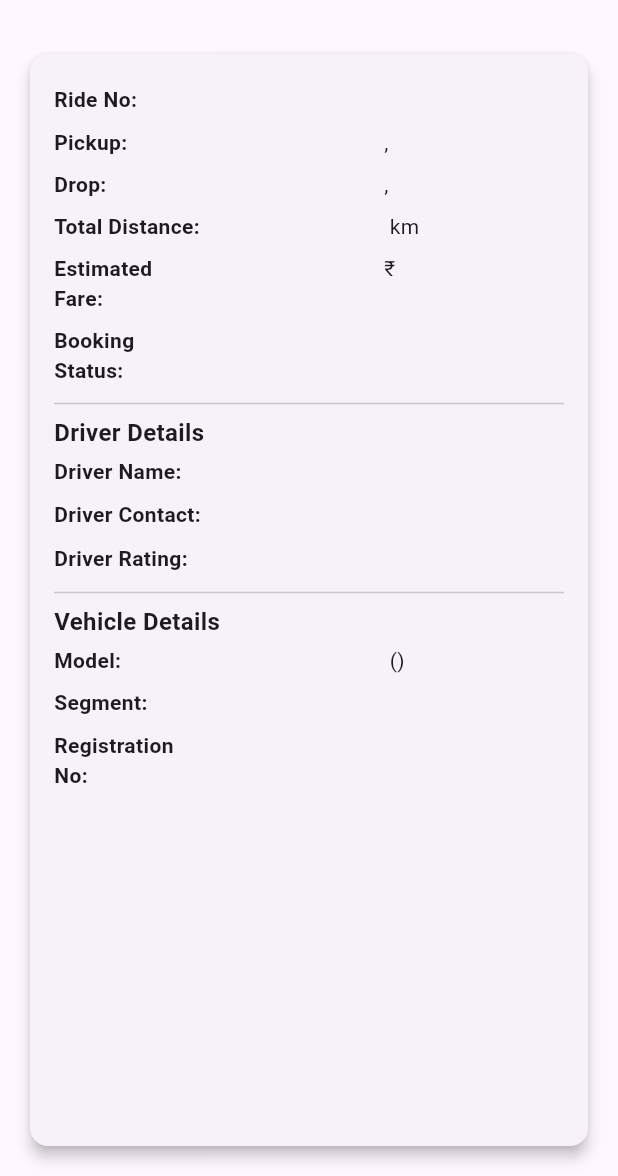
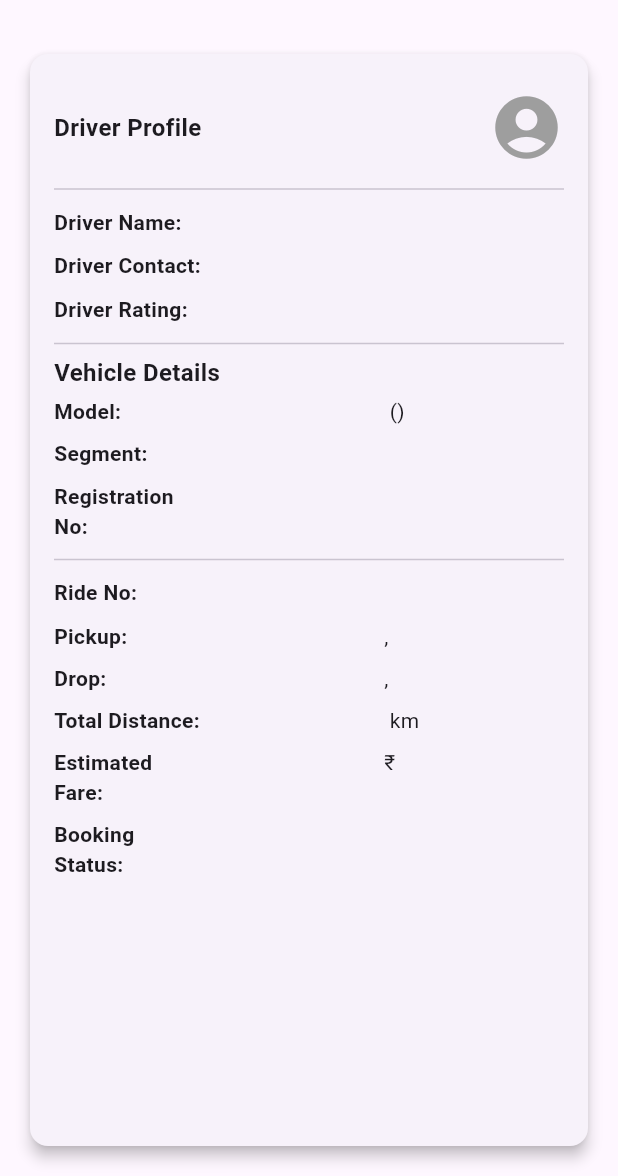
Before and after one commit to Amaanvikar/GetxFlow, a Flutter app: the RideListDetailsScreen screen opened directly with empty values, on a phone screen of 412 x 824 dp, the part 60-1236 px from its top. Run offline on Flutter 3.47's test engine with Material 3 defaults, Android fonts, the phone set to English and light mode, and no system bars; our stand-ins replace flutter_svg, get, image_picker, shared_preferences; accounts and stored records are empty.

Commit message:
ADD:profile pic updated in details and profile screen

```diff
--- a/lib/controller/driver_ride_controller.dart
+++ b/lib/controller/driver_ride_controller.dart
@@ -23,14 +23,14 @@ class DriverRideController extends GetxController {
 
   void fetchDriverRides() async {
     String status = selectedStatus.value.toString();
-    print("Fetching rides for status: ${selectedStatus.value}");
+    // print("Fetching rides for status: ${selectedStatus.value}");
 
     filteredRideList.value = allRides.where((ride) {
       String bookingStatus = ride.bookingStatus.toString();
       return bookingStatus == status || status == '5';
     }).toList();
 
-    print("Filtered List Length: ${filteredRideList.length}");
+    // print("Filtered List Length: ${filteredRideList.length}");
 
     try {
       isLoading(true);
@@ -42,7 +42,7 @@ class DriverRideController extends GetxController {
       });
 
       if (response.statusCode == 200) {
-        print("API Response: ${response.body}");
+        // print("API Response: ${response.body}");
         var data = json.decode(response.body);
         if (data['result'] == true && data['rides'] != null) {
           var rides = List<RideRequest>.from(
--- a/lib/controller/user_profile_controller.dart
+++ b/lib/controller/user_profile_controller.dart
@@ -16,8 +16,6 @@ class UserProfileController extends GetxController {
         Uri.parse('https://windhans.com/2022/hrcabs/driverProfile'),
         body: {'driver_id': '8'},
       );
-
-      print("Response body: ${response.body}");
 
       if (response.statusCode == 200) {
         final jsonResponse = jsonDecode(response.body);
--- a/lib/models/user_profile_model.dart
+++ b/lib/models/user_profile_model.dart
@@ -14,6 +14,7 @@ class DriverProfile {
   final String profileImage;
   final String vehicleModel;
   final String vehicleNumber;
+  final String prof_pic;
 
   DriverProfile({
     required this.regId,
@@ -31,6 +32,7 @@ class DriverProfile {
     required this.profileImage,
     required this.vehicleModel,
     required this.vehicleNumber,
+    required this.prof_pic,
   });
 
   factory DriverProfile.fromJson(Map<String, dynamic> json) {
@@ -50,6 +52,7 @@ class DriverProfile {
       profileImage: json['prof_pic'] ?? '',
       vehicleModel: json['vehicle_model'] ?? '',
       vehicleNumber: json['vehicle_registrationno'] ?? '',
+      prof_pic: json['prof_pic'] ?? '',
     );
   }
 }
--- a/lib/screens/ride_list_details_screen.dart
+++ b/lib/screens/ride_list_details_screen.dart
@@ -1,14 +1,18 @@
 import 'package:flutter/material.dart';
 import 'package:flutter_svg/svg.dart';
 import 'package:get/get.dart';
-import 'package:get/get_core/src/get_main.dart';
 import 'package:getxflow/models/ride_request_model.dart';
 
-class RideListDetailsScreen extends StatelessWidget {
+class RideListDetailsScreen extends StatefulWidget {
   final RideRequest ride; // Accepting a single ride as parameter
 
-  const RideListDetailsScreen({Key? key, required this.ride}) : super(key: key);
+  const RideListDetailsScreen({super.key, required this.ride});
 
+  @override
+  State<RideListDetailsScreen> createState() => _RideListDetailsScreenState();
+}
+
+class _RideListDetailsScreenState extends State<RideListDetailsScreen> {
   @override
   Widget build(BuildContext context) {
     return Scaffold(
@@ -37,33 +41,46 @@ class RideListDetailsScreen extends StatelessWidget {
             child: Column(
               crossAxisAlignment: CrossAxisAlignment.start,
               children: [
-                _buildRow("Ride No:", ride.rideBookingNumber ?? ''),
-                _buildRow("Pickup:",
-                    "${ride.pickupLocation ?? ''}, ${ride.pickupCity ?? ''}"),
-                _buildRow("Drop:",
-                    "${ride.dropLocation ?? ''}, ${ride.dropCity ?? ''}"),
-                _buildRow("Total Distance:", "${ride.totalKm ?? ''} km"),
-                _buildRow(
-                    "Estimated Fare:", "₹${ride.approximateTotalAmount ?? ''}"),
-                _buildRow(
-                  "Booking Status:",
-                  ride.bookingStatus ?? '',
+                _buildWidgetRow(
+                  "Driver Profile",
+                  widget.ride.driverProfilePic != null &&
+                          widget.ride.driverProfilePic!.isNotEmpty
+                      ? CircleAvatar(
+                          radius: 30,
+                          backgroundImage: NetworkImage(
+                              'https://windhans.com/2022/hrcabs/images/${widget.ride.driverProfilePic}'),
+                          backgroundColor: Colors.grey[300],
+                        )
+                      : Icon(Icons.account_circle,
+                          size: 50, color: Colors.grey),
                 ),
                 Divider(),
-                Text("Driver Details",
-                    style:
-                        TextStyle(fontSize: 16, fontWeight: FontWeight.bold)),
-                _buildRow("Driver Name:", ride.driverFullName ?? ''),
-                _buildRow("Driver Contact:", ride.driverMobile ?? ''),
-                _buildRow("Driver Rating:", ride.driverAverageRating ?? ''),
+                _buildRow("Driver Name:", widget.ride.driverFullName ?? ''),
+                _buildRow("Driver Contact:", widget.ride.driverMobile ?? ''),
+                _buildRow(
+                    "Driver Rating:", widget.ride.driverAverageRating ?? ''),
                 Divider(),
                 Text("Vehicle Details",
                     style:
                         TextStyle(fontSize: 16, fontWeight: FontWeight.bold)),
                 _buildRow("Model:",
-                    "${ride.modelName ?? ''} (${ride.brandName ?? ''})"),
-                _buildRow("Segment:", ride.segmentName ?? ''),
-                _buildRow("Registration No:", ride.vehicleRegistrationNo ?? ''),
+                    "${widget.ride.modelName ?? ''} (${widget.ride.brandName ?? ''})"),
+                _buildRow("Segment:", widget.ride.segmentName ?? ''),
+                _buildRow("Registration No:",
+                    widget.ride.vehicleRegistrationNo ?? ''),
+                Divider(),
+                _buildRow("Ride No:", widget.ride.rideBookingNumber ?? ''),
+                _buildRow("Pickup:",
+                    "${widget.ride.pickupLocation ?? ''}, ${widget.ride.pickupCity ?? ''}"),
+                _buildRow("Drop:",
+                    "${widget.ride.dropLocation ?? ''}, ${widget.ride.dropCity ?? ''}"),
+                _buildRow("Total Distance:", "${widget.ride.totalKm ?? ''} km"),
+                _buildRow("Estimated Fare:",
+                    "₹${widget.ride.approximateTotalAmount ?? ''}"),
+                _buildRow(
+                  "Booking Status:",
+                  widget.ride.bookingStatus ?? '',
+                ),
               ],
             ),
           ),
@@ -99,3 +116,23 @@ Widget _buildRow(String title, String value) {
     ),
   );
 }
+
+Widget _buildWidgetRow(String title, Widget value) {
+  return Padding(
+    padding: const EdgeInsets.symmetric(vertical: 8.0),
+    child: Row(
+      crossAxisAlignment: CrossAxisAlignment.center,
+      children: [
+        SizedBox(
+          width: 120,
+          child: Text(
+            title,
+            style: TextStyle(fontWeight: FontWeight.bold, fontSize: 16),
+          ),
+        ),
+        Spacer(),
+        value,
+      ],
+    ),
+  );
+}
--- a/lib/screens/user_profile_screen.dart
+++ b/lib/screens/user_profile_screen.dart
@@ -90,9 +90,15 @@ class UserProfilePageState extends State<UserProfilePage> {
                       radius: 70,
                       backgroundImage: _profileImage != null
                           ? FileImage(_profileImage!) as ImageProvider
-                          : NetworkImage(
-                              "https://img.freepik.com/premium-vector/avatar-profile-icon-flat-style-female-user-profile-vector-illustration-isolated-background-women-profile-sign-business-concept_157943-38866.jpg?semt=ais_hybrid}"),
+                          : (profile.prof_pic.isNotEmpty
+                              ? NetworkImage(
+                                  'https://windhans.com/2022/hrcabs/images/${profile.prof_pic}')
+                              : null),
                       backgroundColor: Colors.grey[300],
+                      child: (profile.prof_pic.isEmpty && _profileImage == null)
+                          ? Icon(Icons.account_circle,
+                              size: 70, color: Colors.grey[700])
+                          : null,
                     ),
                     Positioned(
                       bottom: 0,
@@ -106,6 +112,7 @@ class UserProfilePageState extends State<UserProfilePage> {
                   ],
                 ),
               ),
+
               const SizedBox(height: 20),
 
               // User Details
```
Also changed, not shown: 4 other files.
